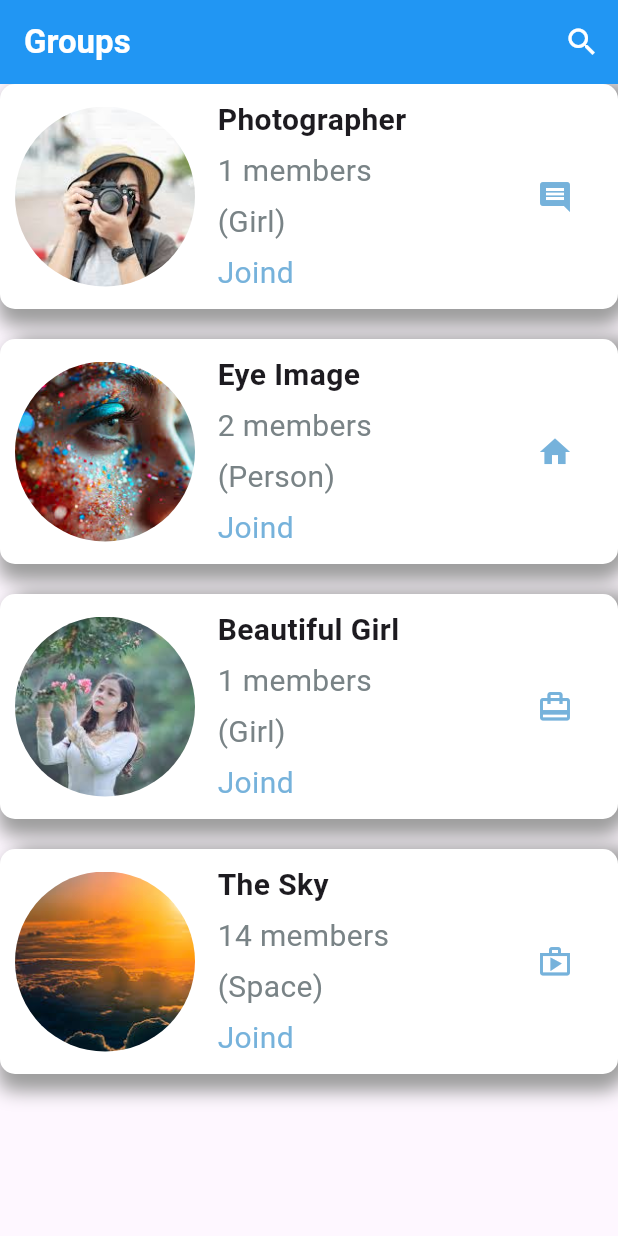
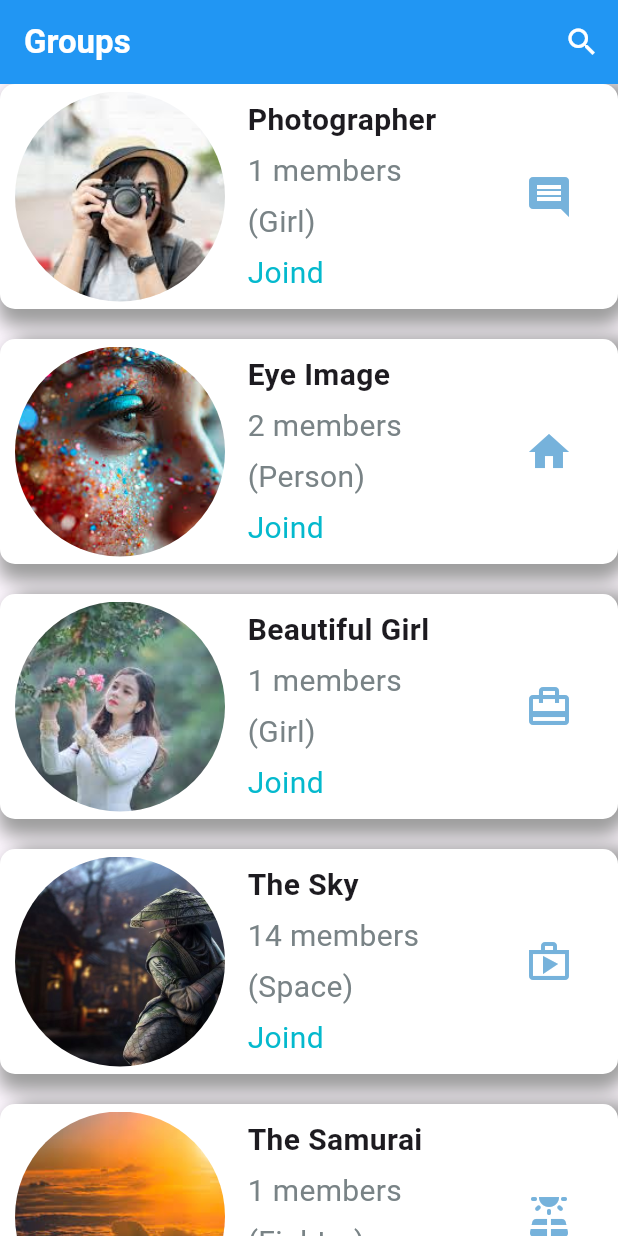
Before and after one commit to MohamedAliShaltoot/Task-1-Flutter, a Flutter app: the screen it shows after launch, on a phone screen of 412 x 824 dp. Run offline on Flutter 3.47's test engine with Material 3 defaults, Android fonts, the phone set to English and light mode, and no system bars.

Commit message:
add samurai photo with its features

```diff
--- a/lib/homeScreen.dart
+++ b/lib/homeScreen.dart
@@ -3,8 +3,15 @@ import 'package:flutter/material.dart';
 import 'package:task1/count.dart';
 
 // ignore: must_be_immutable
-class HomeScreen extends StatelessWidget {
+class HomeScreen extends StatefulWidget {
   HomeScreen({super.key});
+
+  @override
+  State<HomeScreen> createState() => _HomeScreenState();
+}
+
+class _HomeScreenState extends State<HomeScreen> {
+  bool isPressed=false;
   List<Map<String, dynamic>> list = [
     {
       "name": "Photographer",
@@ -12,7 +19,7 @@ class HomeScreen extends StatelessWidget {
       "type": "(Girl)",
       "word": "Joind",
       "icon":
-          const Icon(Icons.comment, color: Color.fromARGB(255, 118, 178, 219)),
+          const Icon(Icons.comment, color: Color.fromARGB(255, 118, 178, 219),size: 32,),
       "image": "assets/images/p1.jpeg"
     },
     {
@@ -20,7 +27,7 @@ class HomeScreen extends StatelessWidget {
       "count": "2",
       "type": "(Person)",
       "word": "Joind",
-      "icon": const Icon(Icons.home, color: Color.fromARGB(255, 118, 178, 219)),
+      "icon": const Icon(Icons.home, color: Color.fromARGB(255, 118, 178, 219),size: 32,),
       "image": "assets/images/p2.jpeg"
     },
     {
@@ -29,7 +36,7 @@ class HomeScreen extends StatelessWidget {
       "type": "(Girl)",
       "word": "Joind",
       "icon": const Icon(Icons.card_travel,
-          color: Color.fromARGB(255, 118, 178, 219)),
+          color: Color.fromARGB(255, 118, 178, 219),size: 32,),
       "image": "assets/images/p3.jpeg"
     },
     {
@@ -38,10 +45,37 @@ class HomeScreen extends StatelessWidget {
       "type": "(Space)",
       "word": "Joind",
       "icon": const Icon(Icons.shop_outlined,
-          color: Color.fromARGB(255, 118, 178, 219)),
+          color: Color.fromARGB(255, 118, 178, 219),size: 32,),
+      "image": "assets/images/saa.jpg"
+    },
+{
+      "name": "The Samurai",
+      "count": "1",
+      "type": "(Fighter)",
+      "word": "Joind",
+      "icon": const Icon(Icons.solar_power_rounded,
+          color: Color.fromARGB(255, 118, 178, 219),size: 32,),
       "image": "assets/images/p4.jpeg"
     },
+    {
+      "name": "The Samuraies",
+      "count": "122",
+      "type": "(Fighters)",
+      "word": "Joind",
+      "icon": const Icon(Icons.workspaces_filled,
+          color: Color.fromARGB(255, 118, 178, 219),size: 32,),
+      "image": "assets/images/saa.jpg"
+    },
+
+
+
+
   ];
+
+  //assets/images/samurai.jpg
+  // assets/images/p1.jpeg photographer
+  // assets/images/p3.jpeg beutiful girl
+  //
   @override
   Widget build(BuildContext context) {
     return Scaffold(
@@ -94,10 +128,10 @@ class HomeScreen extends StatelessWidget {
                       // here I don't use Circlarimage because it isn't match wwith the image
                       ClipOval(
                         child: Image.asset(
-                         list[index]["image"] ?? "assets/images/Zaguneng.jpg",
+                         list[index]["image"] ?? "assets/images/saa.jpg",
                           fit: BoxFit.cover,
-                          width: 120,
-                          height: 120,
+                          width: 140,
+                          height: 140,
                         ),
                       ),
                       const SizedBox(
@@ -134,11 +168,29 @@ class HomeScreen extends StatelessWidget {
                           const SizedBox(
                             height: 5,
                           ),
-                          Text(
-                             list[index]["word"] ?? "",
-                            style: const TextStyle(
-                                fontSize: 20,
-                                color: Color.fromARGB(255, 118, 178, 219)),
+                          InkWell(
+                            onTap: (){
+                              setState(() {
+
+                                if(isPressed){
+                                   list[index]["word"]="Not joined" ;
+                                   isPressed=false;
+
+                                } else {
+                                   list[index]["word"]=" joined" ;
+                                   isPressed=true;
+                                }
+
+                              });
+
+                            },
+
+                            child: Text(
+                               list[index]["word"] ?? "",
+                              style:  const TextStyle(
+                                  fontSize: 20,
+                                  color:  Color.fromARGB(255, 4, 185, 205)   ),
+                            ),
                           ),
                         ],
                       ),
@@ -162,88 +214,4 @@ class HomeScreen extends StatelessWidget {
               );
 
 }
-
- // children: [
-            //   ...list.map((item) {
-            //     return Padding(
-            //       padding: const EdgeInsets.only(bottom: 15),
-            //       child: Container(
-            //         padding: const EdgeInsets.symmetric(horizontal: 10),
-            //         height: 150,
-            //         width: double.infinity,
-            //         decoration: BoxDecoration(
-            //             color: Colors.white,
-            //             borderRadius: BorderRadius.circular(10),
-            //             boxShadow: const [
-            //               BoxShadow(
-            //                   color: Colors.grey,
-            //                   offset: Offset(10, 0),
-            //                   blurRadius: 10,
-            //                   spreadRadius: 1),
-            //               BoxShadow(
-            //                   color: Colors.grey,
-            //                   offset: Offset(0, 10),
-            //                   blurRadius: 10,
-            //                   spreadRadius: 1),
-            //             ]),
-            //         child: Row(
-            //           children: [
-            //             // here I don't use Circlarimage because it isn't match wwith the image
-            //             ClipOval(
-            //               child: Image.asset(
-            //                 item["image"] ?? "assets/images/Zaguneng.jpg",
-            //                 fit: BoxFit.cover,
-            //                 width: 120,
-            //                 height: 120,
-            //               ),
-            //             ),
-            //             const SizedBox(
-            //               width: 15,
-            //             ),
-
-            //             Column(
-            //               crossAxisAlignment: CrossAxisAlignment.start,
-            //               mainAxisAlignment: MainAxisAlignment.center,
-            //               children: [
-            //                 Text(
-            //                   item["name"] ?? "",
-            //                   style: const TextStyle(
-            //                       fontWeight: FontWeight.bold, fontSize: 20),
-            //                 ),
-            //                 const SizedBox(
-            //                   height: 5,
-            //                 ),
-            //                 Text(
-            //                   "${item["count"]} members",
-            //                   style: const TextStyle(
-            //                       fontSize: 20,
-            //                       color: Color.fromARGB(255, 121, 131, 134)),
-            //                 ),
-            //                 const SizedBox(
-            //                   height: 5,
-            //                 ),
-            //                 Text(
-            //                   item["type"] ?? "",
-            //                   style: const TextStyle(
-            //                       fontSize: 20,
-            //                       color: Color.fromARGB(255, 121, 131, 134)),
-            //                 ),
-            //                 const SizedBox(
-            //                   height: 5,
-            //                 ),
-            //                 Text(
-            //                   item["word"] ?? "",
-            //                   style: const TextStyle(
-            //                       fontSize: 20,
-            //                       color: Color.fromARGB(255, 118, 178, 219)),
-            //                 ),
-            //               ],
-            //             ),
-            //             const Spacer(),
-            //             item["icon"],
-            //             const SizedBox(
-            //               width: 20,
-            //             ),
-            //             //Icon(item["icon"]?? const Icon(Icons.abc),color: Colors.black,)
-            //           ],
 }
```
Also changed, not shown: assets/images/saa.jpg (added), assets/images/samurai.jpg (added).
